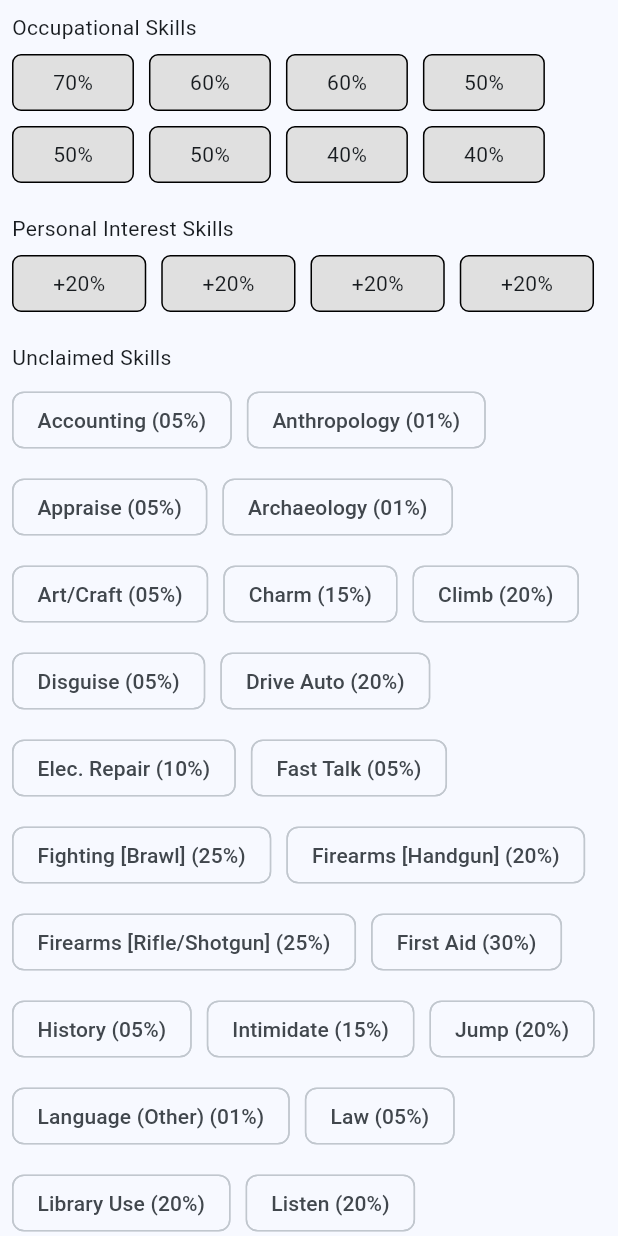
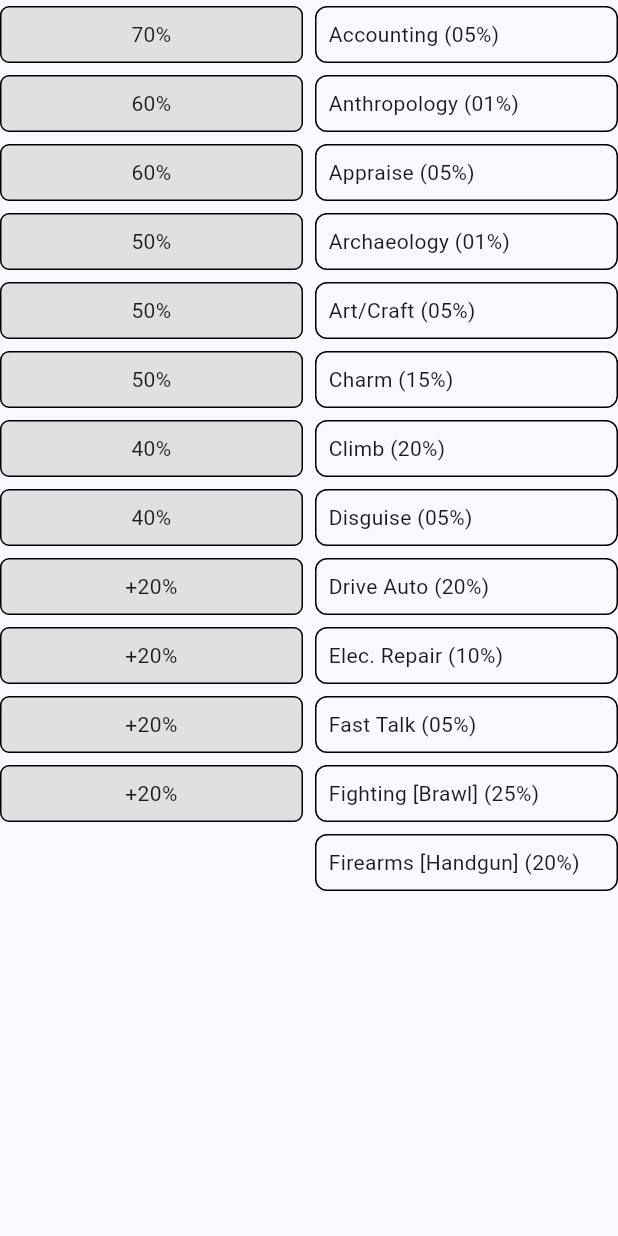
Before and after one commit to austinmilt/cthulu_character_creator, a Flutter app: the SkillSelector widget shown alone on an empty page, opened directly, on a phone screen of 412 x 824 dp. Run offline on Flutter 3.47's test engine with Material 3 defaults, Android fonts, the phone set to English and light mode, and no system bars; our stand-ins replace flutter_form_builder, flutter_markdown, form_builder_validators.

Commit message:
new skill selector version

```diff
--- a/lib/character_form.dart
+++ b/lib/character_form.dart
@@ -114,6 +114,7 @@ Each skill has a default value (listed in parentheses). For your **Occupational
 Skills**, you will assign new values to them to override the default.
 For **Personal Interest Skills**, you will boost those by 20%.
 """),
+                const SizedBox(height: 12),
                 SkillSelector(
                   skills: [
                     Skill("Accounting", 05),
--- a/lib/skill_selector.dart
+++ b/lib/skill_selector.dart
@@ -49,43 +49,40 @@ class _SkillSelectorState extends State<SkillSelector> {
   }
 
   Widget _occupationalSlot(String bucket, int percentageModifier) {
-    return _OccupationalSkillSlot(
+    return Padding(
+      padding: const EdgeInsets.symmetric(vertical: 4),
+      child: _OccupationalSkillSlot(
         percentageModifier: percentageModifier,
         onPickOut: (skill) => _onPickOut(bucket, skill),
         onDropIn: (skill) => _onDropIn(bucket, skill),
         skill: _bucketMap[bucket]?.firstOrNull,
         onCancelMove: _onCancelMove,
+      ),
     );
   }
 
   Widget _personalSlot(String bucket) {
-    return _PersonalInterestSkillSlot(
+    return Padding(
+      padding: const EdgeInsets.symmetric(vertical: 4),
+      child: _PersonalInterestSkillSlot(
         percentageModifier: 20,
         onPickOut: (skill) => _onPickOut(bucket, skill),
         onDropIn: (skill) => _onDropIn(bucket, skill),
         skill: _bucketMap[bucket]?.firstOrNull,
         onCancelMove: _onCancelMove,
+      ),
     );
   }
 
   @override
   Widget build(BuildContext context) {
-    return Column(
-      mainAxisAlignment: MainAxisAlignment.start,
+    return ConstrainedBox(
+      constraints: BoxConstraints.loose(const Size.fromHeight(600)),
+      child: Row(
         children: [
-        SizedBox(
-          width: double.infinity,
-          child: Padding(
-            padding: const EdgeInsets.only(left: 8, right: 8, top: 8, bottom: 12),
-            child: Column(
-              mainAxisAlignment: MainAxisAlignment.start,
-              crossAxisAlignment: CrossAxisAlignment.start,
-              children: [
-                const Text("Occupational Skills"),
-                const SizedBox(height: 8),
-                Wrap(
-                  spacing: 10,
-                  runSpacing: 10,
+          Expanded(
+            child: ListView(
+              padding: const EdgeInsets.only(right: 4),
               children: [
                 _occupationalSlot('o70', 70),
                 _occupationalSlot('o60-1', 60),
@@ -95,59 +92,26 @@ class _SkillSelectorState extends State<SkillSelector> {
                 _occupationalSlot('o50-3', 50),
                 _occupationalSlot('o40-1', 40),
                 _occupationalSlot('o40-2', 40),
-                  ],
-                ),
-              ],
-            ),
-          ),
-        ),
-        SizedBox(
-          width: double.infinity,
-          child: Padding(
-            padding: const EdgeInsets.only(left: 8, right: 8, top: 8, bottom: 12),
-            child: Column(
-              mainAxisAlignment: MainAxisAlignment.start,
-              crossAxisAlignment: CrossAxisAlignment.start,
-              children: [
-                const Text("Personal Interest Skills"),
-                const SizedBox(height: 8),
-                Wrap(
-                  alignment: WrapAlignment.start,
-                  runAlignment: WrapAlignment.start,
-                  spacing: 10,
-                  runSpacing: 10,
-                  children: [
                 _personalSlot('p20-1'),
                 _personalSlot('p20-2'),
                 _personalSlot('p20-3'),
                 _personalSlot('p20-4'),
               ],
             ),
-              ],
           ),
-          ),
-        ),
-        SizedBox(
-          width: double.infinity,
+          Expanded(
             child: Padding(
-            padding: const EdgeInsets.only(left: 8, right: 8, top: 8, bottom: 12),
-            child: Column(
-              mainAxisAlignment: MainAxisAlignment.start,
-              crossAxisAlignment: CrossAxisAlignment.start,
-              children: [
-                const Text("Unclaimed Skills"),
-                const SizedBox(height: 8),
-                _UnclaimedSkills(
+              padding: const EdgeInsets.only(left: 4),
+              child: _UnclaimedSkills(
                 onDropIn: (skill) => _onDropIn('u', skill),
                 onPickOut: (skill) => _onPickOut('u', skill),
                 onCancelMove: _onCancelMove,
                 skills: _bucketMap['u'] ?? [],
               ),
-              ],
-            ),
             ),
           ),
         ],
+      ),
     );
   }
 }
@@ -181,7 +145,7 @@ class _OccupationalSkillSlotState extends State<_OccupationalSkillSlot> {
     return DragTarget<Skill>(
       builder: (context, candidateData, rejectedData) {
         return (widget.skill == null)
-            ? _SkillSlot(label: "      ${widget.percentageModifier}%      ")
+            ? _SkillSlot(label: "${widget.percentageModifier}%")
             : _SkillChip(
                 value: widget.skill!,
                 percentageModifer: _getModifier(widget.skill!),
@@ -225,7 +189,7 @@ class _PersonalInterestSkillSlotState extends State<_PersonalInterestSkillSlot>
     return DragTarget<Skill>(
       builder: (context, candidateData, rejectedData) {
         return (widget.skill == null)
-            ? _SkillSlot(label: "      +${widget.percentageModifier}%      ")
+            ? _SkillSlot(label: "+${widget.percentageModifier}%")
             : _SkillChip(
                 value: widget.skill!,
                 percentageModifer: widget.percentageModifier,
@@ -259,19 +223,11 @@ class _UnclaimedSkills extends StatelessWidget {
 
     return DragTarget<Skill>(
       builder: (context, candidateData, rejectedData) {
-        return SizedBox(
-          width: double.infinity,
-          child: Wrap(
-            alignment: WrapAlignment.start,
-            runAlignment: WrapAlignment.start,
-            spacing: 10,
-            runSpacing: 10,
-            children: skills
-                .map((s) => _SkillChip(
-                      value: s,
-                      onNotAccepted: onCancelMove,
-                    ))
-                .toList(),
+        return ListView.builder(
+          itemCount: skills.length,
+          itemBuilder: (context, index) => Padding(
+            padding: const EdgeInsets.symmetric(vertical: 4),
+            child: _SkillChip(value: skills[index], onNotAccepted: onCancelMove),
           ),
         );
       },
@@ -290,9 +246,19 @@ class _UnclaimedSkills extends StatelessWidget {
 class _SkillChip extends LongPressDraggable<Skill> {
   _SkillChip({required Skill value, int percentageModifer = 0, required this.onNotAccepted})
       : super(
-            child: Chip(
-                label:
-                    Text("${value.name} (${(value.basePercentage + percentageModifer).toString().padLeft(2, '0')}%)")),
+            child: Container(
+              decoration: BoxDecoration(border: Border.all(), borderRadius: BorderRadius.circular(8)),
+              padding: const EdgeInsets.all(8),
+              child: Row(
+                children: [
+                  Flexible(
+                    child: Text(
+                      "${value.name} (${(value.basePercentage + percentageModifer).toString().padLeft(2, '0')}%)",
+                    ),
+                  ),
+                ],
+              ),
+            ),
             data: value,
             feedback: Material(
                 child: Chip(label: Text("${value.name} (${(value.basePercentage).toString().padLeft(2, '0')}%)"))),
@@ -324,7 +290,10 @@ class _SkillSlot extends StatelessWidget {
           // TODO fill from theme
           color: Colors.grey.shade300),
       padding: const EdgeInsets.symmetric(vertical: 8, horizontal: 4),
-      child: Text(label),
+      child: Text(
+        label,
+        textAlign: TextAlign.center,
+      ),
     );
   }
 }
```
Lines whose indentation alone changed are shown as unchanged.
